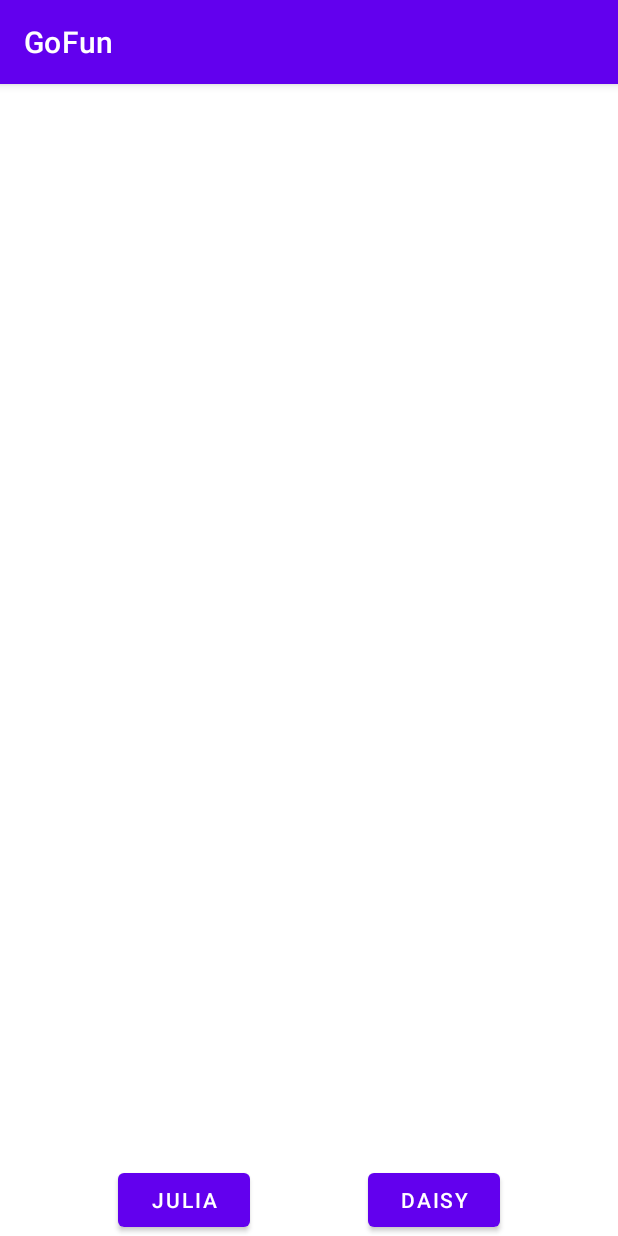
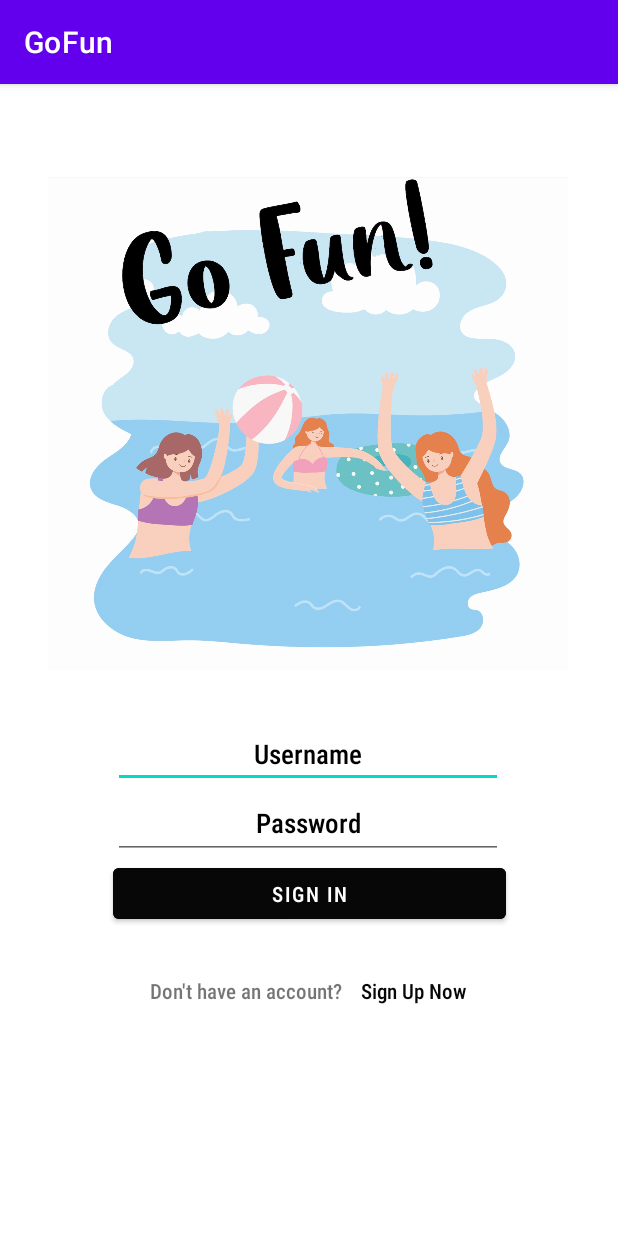
Before and after one commit to niejiayi1998/GoFun, an Android app: the screen it shows after launch (StartActivity), on a phone screen of 412 x 824 dp. Run offline under Robolectric (Android 15) with nearby library versions, the phone set to English and light mode, and no system bars.

Commit message:
sign in page xml finished

```diff
--- a/app/src/main/res/layout/activity_start.xml
+++ b/app/src/main/res/layout/activity_start.xml
@@ -4,25 +4,87 @@
     xmlns:tools="http://schemas.android.com/tools"
     android:layout_width="match_parent"
     android:layout_height="match_parent"
-    tools:context=".StartActivity">
+    tools:context=".StartActivity" >
+
+    <ImageView
+        android:id="@+id/background"
+        android:layout_width="372dp"
+        android:layout_height="329dp"
+        app:layout_constraintBottom_toBottomOf="parent"
+        app:layout_constraintEnd_toEndOf="parent"
+        app:layout_constraintHorizontal_bias="0.487"
+        app:layout_constraintStart_toStartOf="parent"
+        app:layout_constraintTop_toTopOf="parent"
+        app:layout_constraintVertical_bias="0.141"
+        app:srcCompat="@drawable/gofun" />
+
+    <EditText
+        android:id="@+id/editTextUsername"
+        android:layout_width="260dp"
+        android:layout_height="42dp"
+        android:layout_marginTop="36dp"
+        android:ems="10"
+        android:fontFamily="sans-serif-condensed-medium"
+        android:gravity="center"
+        android:hint="@string/username"
+        android:minHeight="48dp"
+        android:textColorHint="@color/black"
+        app:layout_constraintEnd_toEndOf="parent"
+        app:layout_constraintHorizontal_bias="0.496"
+        app:layout_constraintStart_toStartOf="parent"
+        app:layout_constraintTop_toBottomOf="@+id/background" />
+
+    <EditText
+        android:id="@+id/editTextPassword"
+        android:layout_width="260dp"
+        android:layout_height="47dp"
+        android:ems="10"
+        android:fontFamily="sans-serif-condensed-medium"
+        android:gravity="center"
+        android:hint="@string/password"
+        android:minHeight="48dp"
+        android:textColorHint="@color/black"
+        app:layout_constraintEnd_toEndOf="parent"
+        app:layout_constraintHorizontal_bias="0.497"
+        app:layout_constraintStart_toStartOf="parent"
+        app:layout_constraintTop_toBottomOf="@+id/editTextUsername" />
 
     <Button
-        android:id="@+id/julia"
+        android:id="@+id/buttonSignIn"
+        android:layout_width="262dp"
+        android:layout_height="46dp"
+        android:backgroundTint="#070707"
+        android:fontFamily="sans-serif-condensed-medium"
+        android:text="@string/sign_in"
+        app:layout_constraintEnd_toEndOf="parent"
+        app:layout_constraintHorizontal_bias="0.502"
+        app:layout_constraintStart_toStartOf="parent"
+        app:layout_constraintTop_toBottomOf="@+id/editTextPassword" />
+
+    <TextView
+        android:id="@+id/textViewNoAccount"
         android:layout_width="wrap_content"
         android:layout_height="wrap_content"
-        android:onClick="goToJulia"
-        android:text="Julia"
-        app:layout_constraintBottom_toBottomOf="parent"
-        app:layout_constraintEnd_toStartOf="@+id/daisy"
-        app:layout_constraintStart_toStartOf="parent" />
+        android:layout_marginTop="32dp"
+        android:fontFamily="sans-serif-condensed-medium"
+        android:text="@string/don_t_have_an_account"
+        app:layout_constraintEnd_toEndOf="parent"
+        app:layout_constraintHorizontal_bias="0.351"
+        app:layout_constraintStart_toStartOf="parent"
+        app:layout_constraintTop_toBottomOf="@+id/buttonSignIn" />
 
-    <Button
-        android:id="@+id/daisy"
+    <TextView
+        android:id="@+id/textViewSignUp"
         android:layout_width="wrap_content"
         android:layout_height="wrap_content"
-        android:onClick="goToDaisy"
-        android:text="Daisy"
-        app:layout_constraintBottom_toBottomOf="parent"
+        android:layout_marginTop="32dp"
+        android:fontFamily="sans-serif-condensed-medium"
+        android:text="@string/sign_up_now"
+        android:textColor="#070707"
         app:layout_constraintEnd_toEndOf="parent"
-        app:layout_constraintStart_toEndOf="@+id/julia" />
+        app:layout_constraintHorizontal_bias="0.114"
+        app:layout_constraintStart_toEndOf="@+id/textViewNoAccount"
+        app:layout_constraintTop_toBottomOf="@+id/buttonSignIn" />
+
+
 </androidx.constraintlayout.widget.ConstraintLayout>
--- a/app/src/main/res/values/strings.xml
+++ b/app/src/main/res/values/strings.xml
@@ -2,4 +2,11 @@
     <string name="app_name">GoFun</string>
     <!-- TODO: Remove or change this placeholder text -->
     <string name="hello_blank_fragment">Hello blank fragment</string>
+    <string name="username">Username</string>
+    <string name="Password" />
+    <string name="EnterPassword" />
+    <string name="password">Password</string>
+    <string name="sign_in">Sign In</string>
+    <string name="don_t_have_an_account">Don\'t have an account?</string>
+    <string name="sign_up_now">Sign Up Now</string>
 </resources>
```
Also changed, not shown: app/src/main/res/drawable/gofun.png (added).
